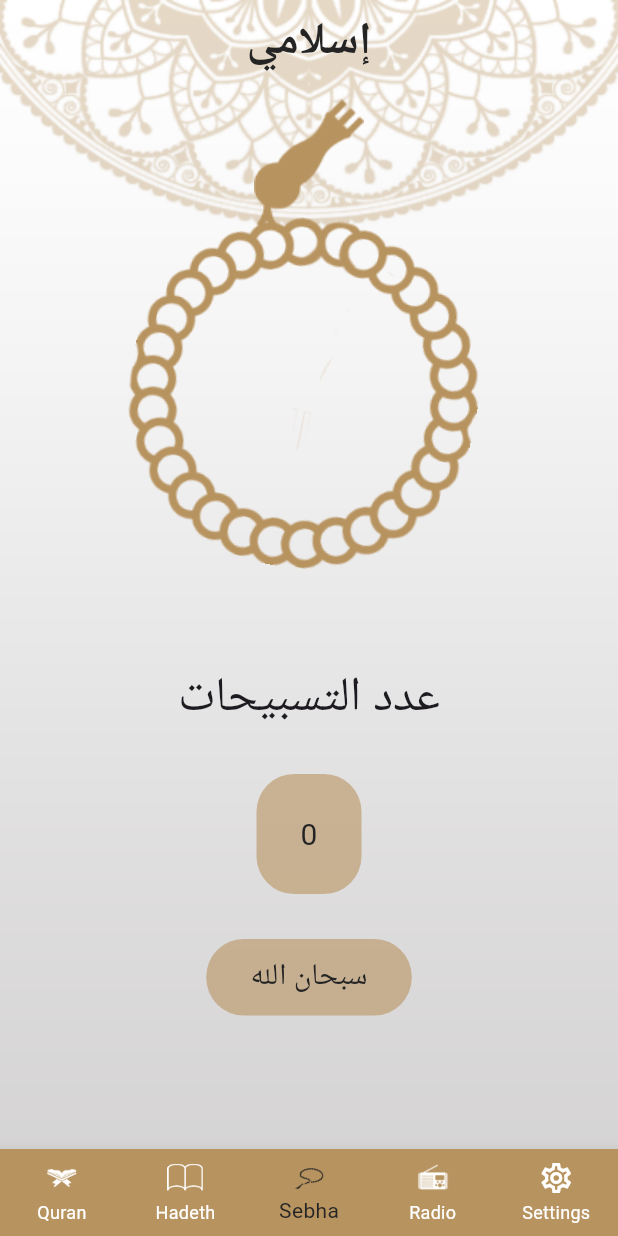
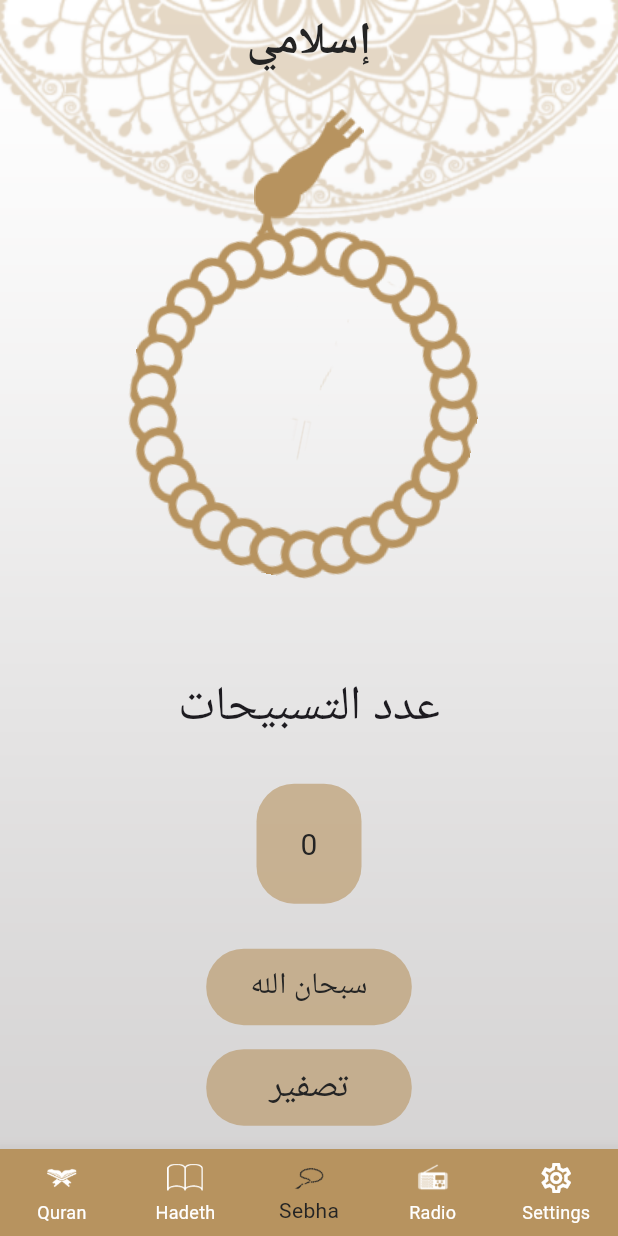
Before and after one commit to AhmedMamdouh20000/Isalmi, a Flutter app: the screen it shows after launch, item 3 of the bottom bar chosen, on a phone screen of 412 x 824 dp. Run offline on Flutter 3.47's test engine with Material 3 defaults, Android fonts, the phone set to English and light mode, and no system bars.

Commit message:
sebha_feature

```diff
--- a/lib/tabs/sebha/sebha_tab.dart
+++ b/lib/tabs/sebha/sebha_tab.dart
@@ -20,7 +20,7 @@ class _SebhaTabState extends State<SebhaTab> {
         child: Column(
           children: [
             SizedBox(
-              height: 10,
+              height: MediaQuery.of(context).size.height * 0.02,
             ),
             Image.asset(
               'assets/images/head_sebha_logo.png',
@@ -28,7 +28,7 @@ class _SebhaTabState extends State<SebhaTab> {
             SizedBox(
               height: 10,
             ),
-            GestureDetector(
+            InkWell(
               onTap: () {
                 SebhaNumber();
                 counter++;
@@ -38,7 +38,6 @@ class _SebhaTabState extends State<SebhaTab> {
                 angle: turns,
                 alignment: Alignment.topCenter,
                 origin: Offset(180, 80),
-                // transform: Matrix4.rotationZ(0.2),
                 child: Image.asset(
                   'assets/images/body_sebha_logo.png',
                 ),
@@ -85,6 +84,29 @@ class _SebhaTabState extends State<SebhaTab> {
                 ),
               ),
             ),
+            SizedBox(
+              height: 16,
+            ),
+            Container(
+              decoration: BoxDecoration(
+                borderRadius: BorderRadius.circular(25),
+                color: AppTheme.lightPrimary.withOpacity(0.6),
+              ),
+              height: 51,
+              width: 137,
+              child: Center(
+                  child: TextButton(
+                onPressed: () {
+                  counter = 0;
+                  tasbeh = 'سبحان الله';
+                  setState(() {});
+                },
+                child: Text(
+                  'تصفير',
+                  style: Theme.of(context).textTheme.headlineSmall,
+                ),
+              )),
+            ),
           ],
         ),
       ),
```
Also changed, not shown: lib/tabs/quran/quran_tab.dart (+8 -1 lines).
